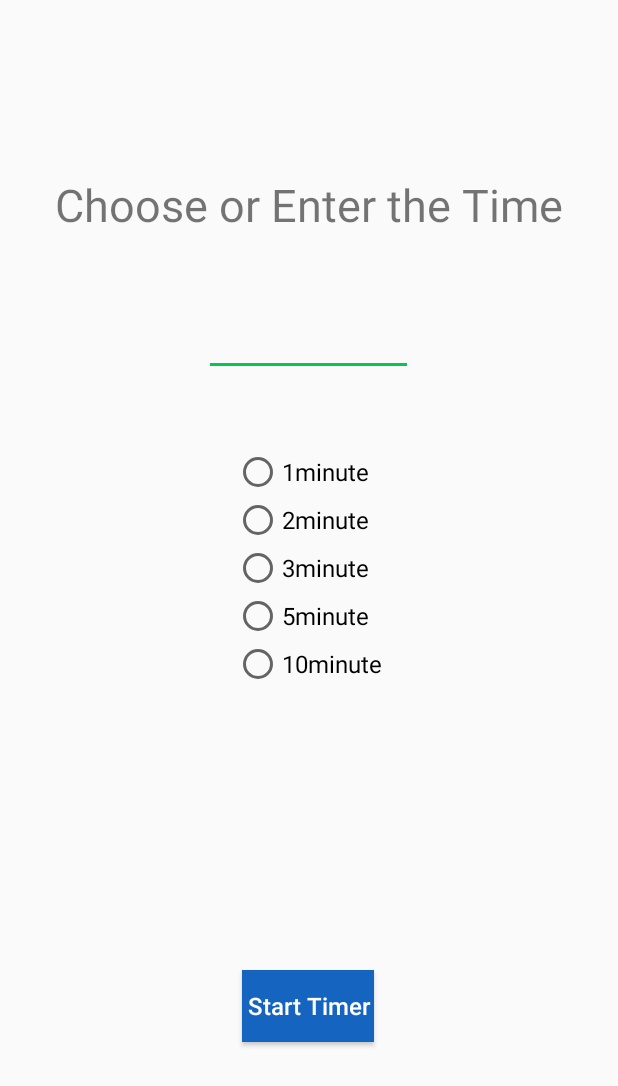
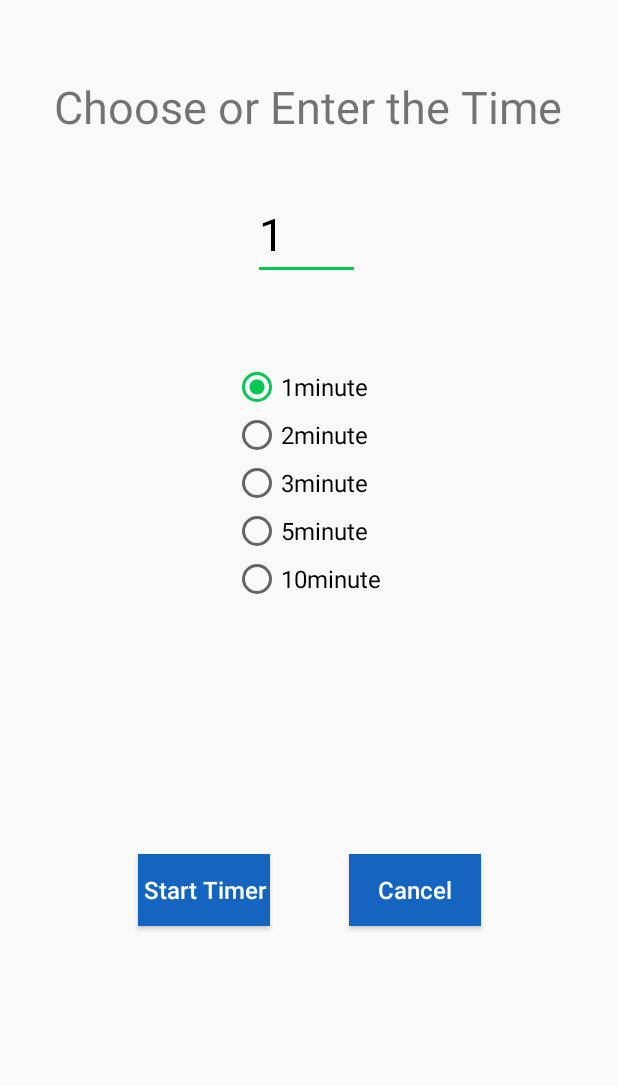
Before and after one commit to ACimensel/Practical-Parent, an Android app: the screen it shows after launch (ChoosingTime), after a tap on "Timeout", on a phone screen of 412 x 824 dp. Shown: the top 1086 px of the screen. Run offline under Robolectric (Android 15) with nearby library versions, the phone set to English and light mode, and no system bars.

Commit message:
pre-filled the time for timer and made a cancel button.
cancel button in choosing time returns the use to main menu

```diff
--- a/app/src/main/AndroidManifest.xml
+++ b/app/src/main/AndroidManifest.xml
@@ -10,7 +10,8 @@
         android:roundIcon="@mipmap/ic_launcher_round"
         android:supportsRtl="false"
         android:theme="@style/AppTheme">
-        <activity android:name=".ChoosingTime"></activity>
+        <activity android:name=".ChoosingTime"
+            android:parentActivityName=".MainActivity"></activity>
         <activity
             android:name=".AboutActivity"
             android:screenOrientation="portrait" />
--- a/app/src/main/java/ca/cmpt276/flame/ChoosingTime.java
+++ b/app/src/main/java/ca/cmpt276/flame/ChoosingTime.java
@@ -12,19 +12,24 @@ import android.widget.RadioButton;
 import android.widget.RadioGroup;
 import android.widget.TextView;
 
+import ca.cmpt276.flame.model.TimeOutManager;
+
 public class ChoosingTime extends AppCompatActivity {
-
+    TimeOutManager timeOutManager = TimeOutManager.getInstance();
     @Override
     protected void onCreate(Bundle savedInstanceState) {
         super.onCreate(savedInstanceState);
         setContentView(R.layout.activity_choosing_time);
         createTimerOptions();
         Button StartBtn = (Button) findViewById(R.id.start_time_btn);
-
+        Button CancelBtn = (Button) findViewById(R.id.cancel_timer_btn);
         StartBtn.setOnClickListener(view ->{
             TextView timeValue = findViewById(R.id.choosing_time_value);
             int time = Integer.parseInt(timeValue.getText().toString());
             startActivity(TimeoutActivity.makeIntent(this, time));
+        });
+        CancelBtn.setOnClickListener(view ->{
+            finish();
         });
 
     }
@@ -46,6 +51,12 @@ public class ChoosingTime extends AppCompatActivity {
             });
 
             group.addView(timerBtn);
+
+            if (buttonValues[index] == timeOutManager.getTimer_time()) {
+                timerBtn.setChecked(true);
+                TextView timeValue = findViewById(R.id.choosing_time_value);
+                timeValue.setText("" + buttonValues[index]);
+            }
         }
     }
 
--- a/app/src/main/java/ca/cmpt276/flame/model/TimeOutManager.java
+++ b/app/src/main/java/ca/cmpt276/flame/model/TimeOutManager.java
@@ -5,7 +5,7 @@ import android.content.Intent;
 
 public class TimeOutManager {
     private static TimeOutManager timeOutManager;
-    private int timer_time = 0;
+    private int timer_time = 1;
     public static TimeOutManager getInstance(){
         if(timeOutManager == null) {
             timeOutManager = new TimeOutManager();
--- a/app/src/main/res/layout/activity_choosing_time.xml
+++ b/app/src/main/res/layout/activity_choosing_time.xml
@@ -16,9 +16,10 @@
         android:textSize="30sp"
         app:layout_constraintBottom_toBottomOf="parent"
         app:layout_constraintEnd_toEndOf="parent"
+        app:layout_constraintHorizontal_bias="0.492"
         app:layout_constraintStart_toStartOf="parent"
         app:layout_constraintTop_toTopOf="parent"
-        app:layout_constraintVertical_bias="0.148" />
+        app:layout_constraintVertical_bias="0.065" />
 
     <RadioGroup
         android:id="@+id/choosing_time_options"
@@ -33,8 +34,8 @@
 
     <EditText
         android:id="@+id/choosing_time_value"
-        android:layout_width="139dp"
-        android:layout_height="60dp"
+        android:layout_width="71dp"
+        android:layout_height="57dp"
         android:ems="10"
         android:inputType="time"
         android:textAlignment="center"
@@ -51,13 +52,24 @@
         android:id="@+id/start_time_btn"
         android:layout_width="wrap_content"
         android:layout_height="wrap_content"
-        android:layout_marginTop="188dp"
+        android:layout_marginStart="56dp"
+        android:layout_marginBottom="204dp"
         android:text="Start Timer"
         app:layout_constraintBottom_toBottomOf="parent"
-        app:layout_constraintEnd_toEndOf="@+id/choosing_time_value"
-        app:layout_constraintHorizontal_bias="0.49"
-        app:layout_constraintStart_toStartOf="@+id/choosing_time_value"
+        app:layout_constraintStart_toStartOf="@+id/choosing_timer_text"
         app:layout_constraintTop_toBottomOf="@+id/choosing_time_options"
+        app:layout_constraintVertical_bias="0.983" />
+
+    <Button
+        android:id="@+id/cancel_timer_btn"
+        android:layout_width="wrap_content"
+        android:layout_height="wrap_content"
+        android:text="Cancel"
+        app:layout_constraintBottom_toBottomOf="@+id/start_time_btn"
+        app:layout_constraintEnd_toEndOf="@+id/choosing_timer_text"
+        app:layout_constraintHorizontal_bias="0.493"
+        app:layout_constraintStart_toEndOf="@+id/start_time_btn"
+        app:layout_constraintTop_toTopOf="@+id/start_time_btn"
         app:layout_constraintVertical_bias="0.0" />
 
 </androidx.constraintlayout.widget.ConstraintLayout>
```
